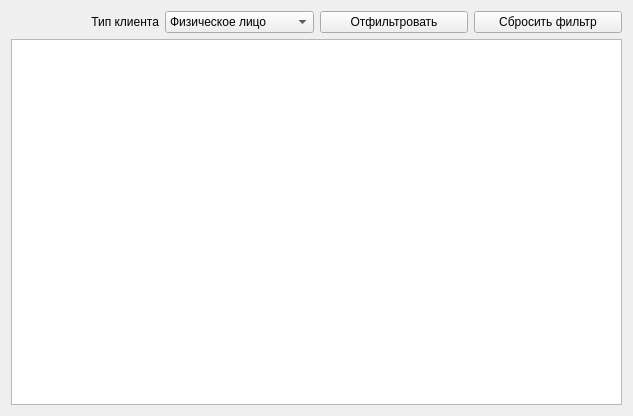
The window that ui/filter.ui (d-code000/BitTable) describes before a commit, drawn with Qt 5.
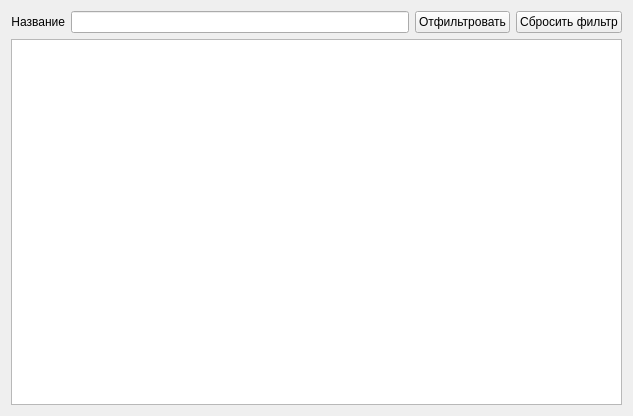
The same window after the commit.

What changed in the file:
```diff
--- a/ui/filter.ui
+++ b/ui/filter.ui
@@ -28,7 +28,7 @@
      <item>
       <widget class="QLabel" name="userTypeLable">
        <property name="text">
-        <string>Тип клиента</string>
+        <string>Название</string>
        </property>
        <property name="alignment">
         <set>Qt::AlignmentFlag::AlignRight|Qt::AlignmentFlag::AlignTrailing|Qt::AlignmentFlag::AlignVCenter</set>
@@ -36,18 +36,7 @@
       </widget>
      </item>
      <item>
-      <widget class="QComboBox" name="comboBox">
-       <item>
-        <property name="text">
-         <string>Физическое лицо</string>
-        </property>
-       </item>
-       <item>
-        <property name="text">
-         <string>Юридическое лицо</string>
-        </property>
-       </item>
-      </widget>
+      <widget class="QLineEdit" name="lineEdit"/>
      </item>
      <item>
       <widget class="QPushButton" name="filterButton">
```
